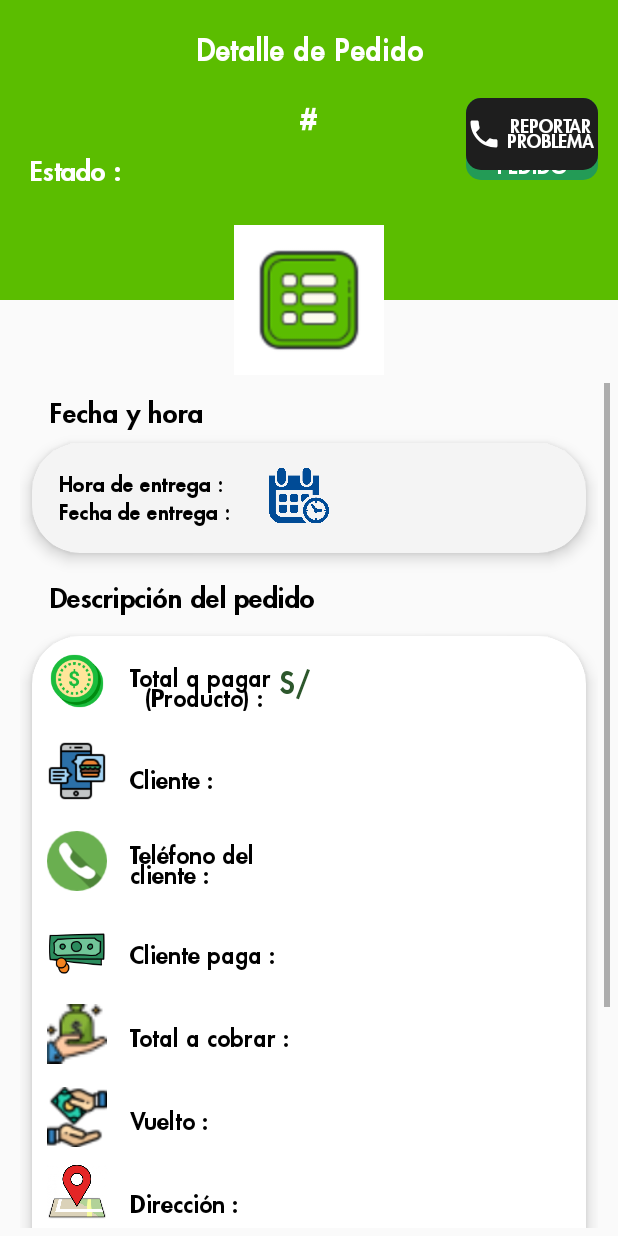
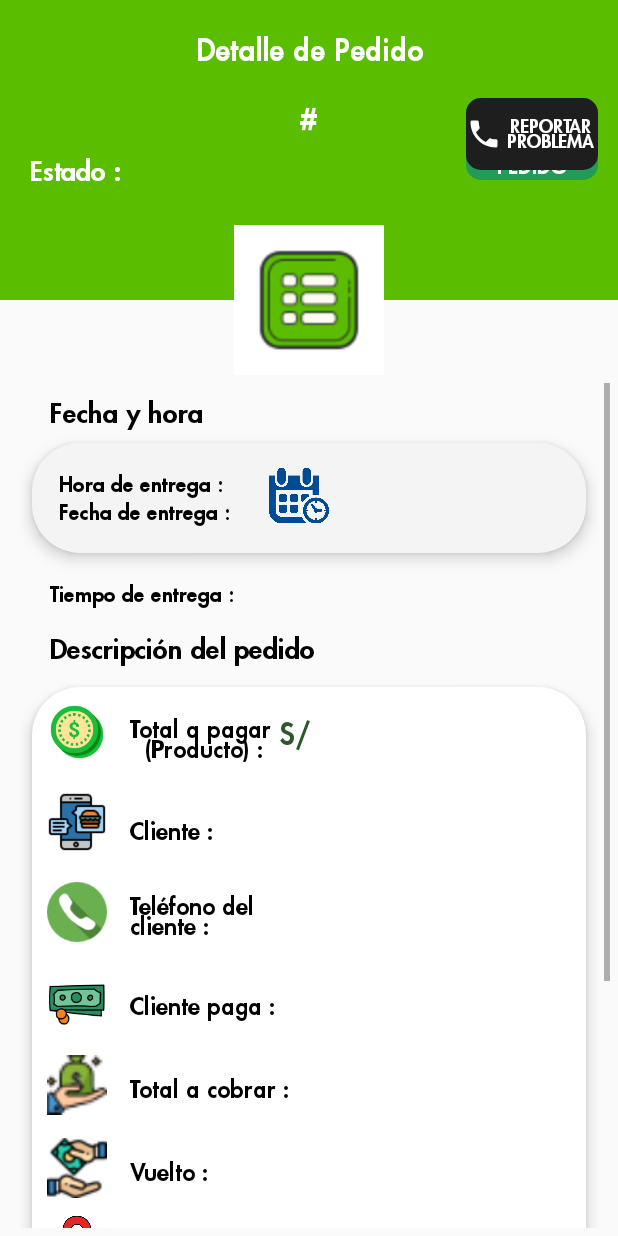
Before and after one commit to dannyroot95/GestorDePedidos, an Android app: the DetallePedidoAukdeliver screen opened directly, with no data from a screen before it, on a phone screen of 412 x 824 dp. Run offline under Robolectric (Android 15) with nearby library versions, the phone set to English and light mode, and no system bars; our stand-ins replace Firebase (no records; nobody signed in at launch, a user with empty details on screens opened directly); libraries missing offline, so code that uses them is left out: es.dmoral.toasty; plain views replace ArcView, CircleView, DiagonalView; 54 statements that could not run were skipped.

Commit message:
Version 12

```diff
--- a/app/src/main/java/aukde/food/gestordepedidos/paquetes/Adaptadores/AdapterPedidoPorLlamadaAukdeliver.java
+++ b/app/src/main/java/aukde/food/gestordepedidos/paquetes/Adaptadores/AdapterPedidoPorLlamadaAukdeliver.java
@@ -22,7 +22,7 @@ public class AdapterPedidoPorLlamadaAukdeliver extends RecyclerView.Adapter<Adap
 
     List<PedidoLlamada> pedidoLlamadaList;
     Context c;
-    private final int limit = 20;
+    private final int limit = 5;
 
     public AdapterPedidoPorLlamadaAukdeliver(List<PedidoLlamada> pedidoLlamadaList) {
         this.pedidoLlamadaList = pedidoLlamadaList;
--- a/app/src/main/res/layout/activity_detalle_pedido_aukdeliver.xml
+++ b/app/src/main/res/layout/activity_detalle_pedido_aukdeliver.xml
@@ -337,6 +337,35 @@
                         </LinearLayout>
 
                     </androidx.cardview.widget.CardView>
+
+                    <LinearLayout
+                        android:layout_width="match_parent"
+                        android:layout_marginBottom="5dp"
+                        android:orientation="horizontal"
+                        android:layout_marginTop="10dp"
+                        android:layout_height="wrap_content">
+
+                        <TextView
+                            android:layout_width="wrap_content"
+                            android:text="Tiempo de entrega : "
+                            android:textColor="#000"
+                            android:textSize="14sp"
+                            android:fontFamily="@font/futura"
+                            android:textStyle="bold"
+                            android:layout_marginLeft="20dp"
+                            android:layout_height="wrap_content"/>
+
+                        <TextView
+                            android:layout_width="wrap_content"
+                            android:textColor="#FF0000"
+                            android:textSize="14sp"
+                            android:id="@+id/detalleTiempo"
+                            android:fontFamily="@font/futura"
+                            android:textStyle="bold"
+                            android:layout_height="wrap_content"/>
+
+                    </LinearLayout>
+
 
                     <TextView
                         android:layout_width="match_parent"
```
Also changed, not shown: app/src/main/java/aukde/food/gestordepedidos/paquetes/Actividades/Pedidos/DetallePedidoAukdeliver.java (+9 -15 lines).
